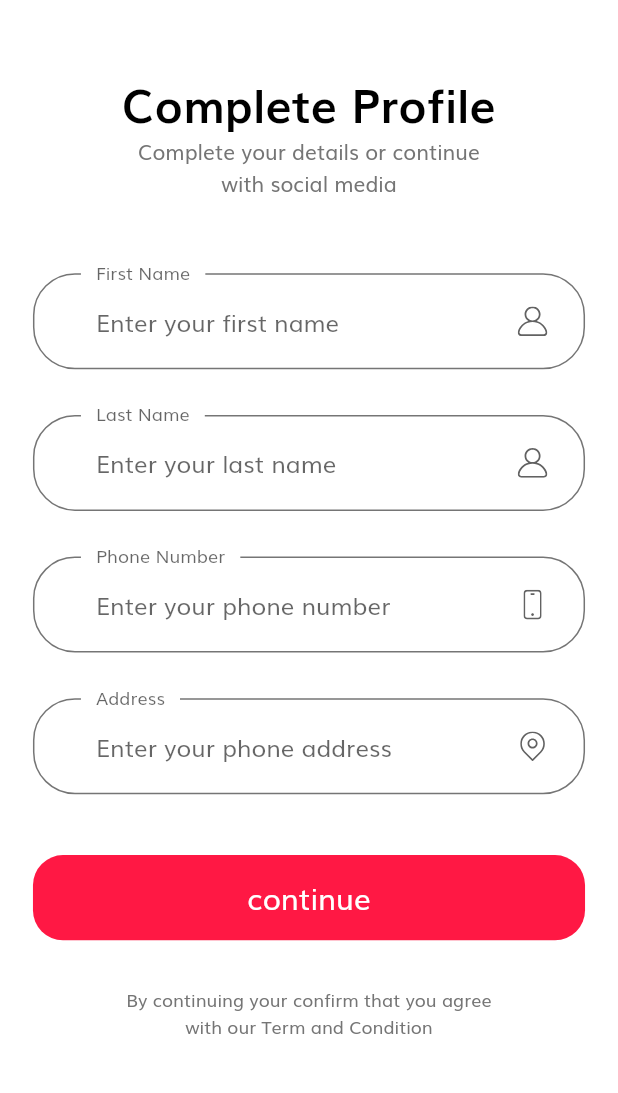
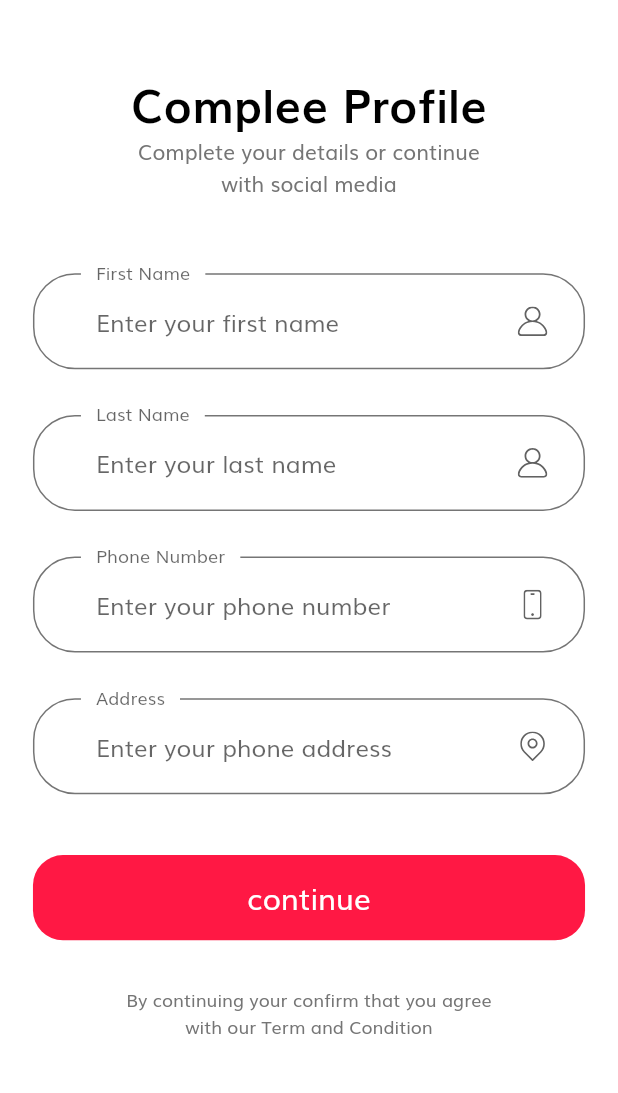
Before and after one commit to TWIMM/ubershop, a Flutter app: the CompleteProfileScreen screen opened by its route, on a phone screen of 412 x 824 dp, the part 54-1147 px from its top. Run offline on Flutter 3.47's test engine with Material 2 defaults, Android fonts, the phone set to English and light mode, and no system bars; our stand-ins replace flutter_svg, google_fonts.

Commit message:
First commit

```diff
--- a/lib/screens/complete_profile/components/body.dart
+++ b/lib/screens/complete_profile/components/body.dart
@@ -17,7 +17,7 @@ class Body extends StatelessWidget {
             child: Column(
               children: [
                 SizedBox(height: SizeConfig.screenHeight * 0.03),
-                Text("Complete Profile", style: headingStyle),
+                Text("Complee Profile", style: headingStyle),
                 Text(
                   "Complete your details or continue  \nwith social media",
                   textAlign: TextAlign.center,
```
